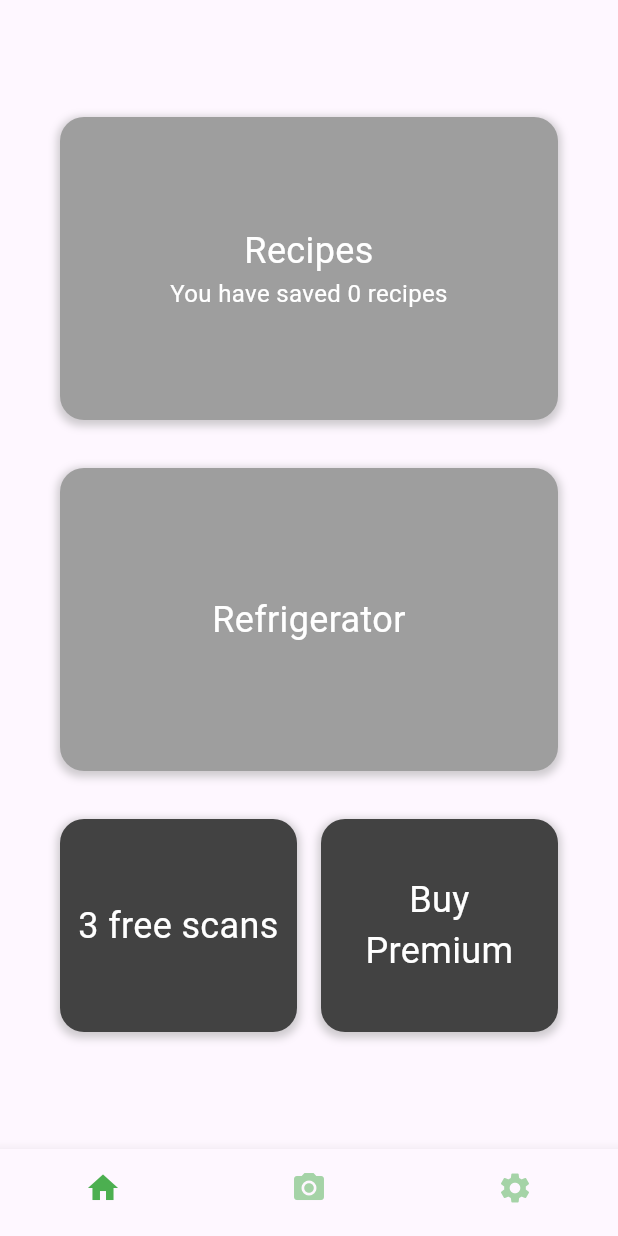
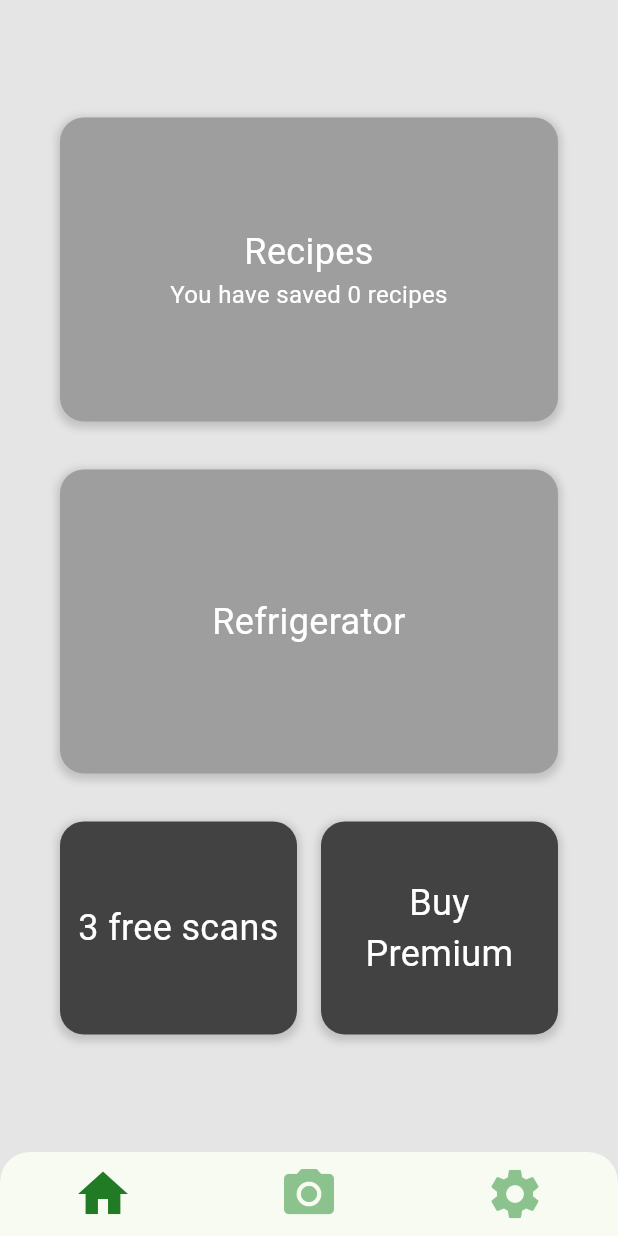
Before and after one commit to JarneLosschaert/FlavorAI, a Flutter app: the screen it shows after launch, on a phone screen of 412 x 824 dp. Run offline on Flutter 3.47's test engine with Material 2 defaults, Android fonts, the phone set to English and light mode, and no system bars; our stand-ins replace camera.

Commit message:
added file structure

```diff
--- /dev/null
+++ b/lib/constants/colors.dart
@@ -0,0 +1,13 @@
+import 'package:flutter/material.dart';
+
+Color green = const Color(0xFF217A24);
+Color lightGreen = const Color(0xFF8BC28D);
+
+Color white = const Color(0xFFFFFFFF);
+Color grey = const Color(0xFFE5E5E5);
+Color black = const Color(0xFF000000);
+
+Color primaryColor = green;
+Color secondaryColor = lightGreen;
+Color backgroundColor = grey;
+Color textColor = black;
--- a/lib/main.dart
+++ b/lib/main.dart
@@ -1,9 +1,11 @@
 import 'dart:ui';
 
 import 'package:camera/camera.dart';
-import 'package:flavor_ai_testing/ScannerScreen.dart';
+import 'package:flavor_ai_testing/constants/colors.dart';
+import 'package:flavor_ai_testing/screens/homeScreen.dart';
+import 'package:flavor_ai_testing/screens/scannerScreen.dart';
+import 'package:flavor_ai_testing/screens/settingsScreen.dart';
 import 'package:flutter/material.dart';
-import 'package:path/path.dart';
 
 Future<void> main() async {
   WidgetsFlutterBinding.ensureInitialized();
@@ -22,7 +24,7 @@ class MyApp extends StatelessWidget {
     return MaterialApp(
       title: 'Flavor AI',
       theme: ThemeData(
-        colorScheme: ColorScheme.fromSeed(seedColor: Colors.deepPurple),
+        colorScheme: ColorScheme.fromSeed(seedColor: primaryColor),
         useMaterial3: true,
       ),
       home: Main(camera: camera),
@@ -42,11 +44,13 @@ class Main extends StatefulWidget {
 class _MainState extends State<Main> {
   int _currentIndex = 0;
   late ScannerScreen _scannerScreen;
+  late SettingsScreen _settingsScreen;
 
   @override
   void initState() {
     super.initState();
     _scannerScreen = ScannerScreen(camera: widget.camera);
+    _settingsScreen = const SettingsScreen();
   }
 
   @override
@@ -60,12 +64,20 @@ class _MainState extends State<Main> {
       Builder(
         builder: (context) => _scannerScreen,
       ),
-      const Placeholder() // settings screen
+      Builder(
+        builder: (context) => _settingsScreen,
+      ),
     ];
 
     return Scaffold(
       body: _pages[_currentIndex],
-      bottomNavigationBar: BottomNavigationBar(
+      backgroundColor: backgroundColor,
+      bottomNavigationBar: ClipRRect(
+        borderRadius: const BorderRadius.only(
+          topLeft: Radius.circular(20.0),
+          topRight: Radius.circular(20.0),
+        ),
+        child: BottomNavigationBar(
           currentIndex:
               _currentIndex, // should probably replace this with a navigator widget
           onTap: (int index) {
@@ -87,141 +99,15 @@ class _MainState extends State<Main> {
               label: 'Settings',
             ),
           ],
-        selectedItemColor: Colors.green,
-        unselectedItemColor: Colors.green.withOpacity(0.5),
+          selectedItemColor: primaryColor,
+          unselectedItemColor: secondaryColor,
           showSelectedLabels: false,
           showUnselectedLabels: false,
+          selectedFontSize: 0.0,
+          unselectedFontSize: 0.0,
+          iconSize: 40,
         ),
+      )
     );
   }
 }
-
-class HomeScreen extends StatefulWidget {
-  const HomeScreen({
-    super.key,
-    this.onCardTapped,
-  });
-
-  final Function(int)? onCardTapped;
-
-  @override
-  State<HomeScreen> createState() => _HomeScreenState();
-}
-
-class _HomeScreenState extends State<HomeScreen> {
-  @override
-  Widget build(BuildContext context) {
-    return Container(
-      constraints: const BoxConstraints.expand(),
-      padding: const EdgeInsets.all(32),
-      child: Column(
-        mainAxisAlignment: MainAxisAlignment.center,
-        crossAxisAlignment: CrossAxisAlignment.center,
-        children: [
-          Flexible(
-            flex: 1,
-            child: HomeScreenCard(
-                text: "Recipes",
-                subText: "You have saved 0 recipes",
-                backgroundColor: Colors.grey,
-                onTap: () => {debugPrint("Recipes tapped")}),
-          ),
-          Flexible(
-            flex: 1,
-            child: HomeScreenCard(
-                text: "Refrigerator",
-                backgroundColor: Colors.grey,
-                onTap: () => {debugPrint("Refrigerator tapped")}),
-          ),
-          Flexible(
-            flex: 1,
-            child: Row(
-              mainAxisAlignment: MainAxisAlignment.spaceAround,
-              children: [
-                Expanded(
-                  child: AspectRatio(
-                      aspectRatio: 1,
-                      child: HomeScreenCard(
-                        text: "3 free scans",
-                        backgroundColor: Color.fromARGB(255, 66, 66, 66),
-                        onTap: () => widget.onCardTapped?.call(1),
-                      )),
-                ),
-                Expanded(
-                  child: AspectRatio(
-                      aspectRatio: 1,
-                      child: HomeScreenCard(
-                        text: "Buy Premium",
-                        backgroundColor: Color.fromARGB(255, 66, 66, 66),
-                        onTap: () => {debugPrint("Buy Premium tapped")},
-                      )),
-                ),
-              ],
-            ),
-          )
-        ],
-      ),
-    );
-  }
-}
-
-class HomeScreenCard extends StatelessWidget {
-  final String text;
-  final String? subText;
-  final Color backgroundColor;
-  final VoidCallback? onTap;
-
-  const HomeScreenCard({
-    super.key,
-    required this.text,
-    this.subText,
-    required this.backgroundColor,
-    this.onTap,
-  });
-
-  @override
-  Widget build(BuildContext context) {
-    return GestureDetector(
-        onTap: onTap,
-        child: Container(
-          margin: const EdgeInsets.symmetric(vertical: 16, horizontal: 8),
-          padding: const EdgeInsets.all(8),
-          decoration: BoxDecoration(
-            borderRadius: BorderRadius.circular(16),
-            boxShadow: [
-              BoxShadow(
-                color: Colors.grey.withOpacity(0.5),
-                spreadRadius: 2,
-                blurRadius: 4,
-                offset: const Offset(0, 2),
-              ),
-            ],
-            color: backgroundColor,
-          ),
-          child: Center(
-            child: Column(
-              mainAxisAlignment: MainAxisAlignment.center,
-              children: [
-                Text(
-                  text,
-                  style: const TextStyle(
-                    fontSize: 24,
-                    color: Colors.white,
-                  ),
-                  textAlign: TextAlign.center,
-                ),
-                if (subText != null)
-                  Text(
-                    subText!,
-                    style: const TextStyle(
-                      fontSize: 16,
-                      color: Colors.white,
-                    ),
-                    textAlign: TextAlign.center,
-                  ),
-              ],
-            ),
-          ),
-        ));
-  }
-}
--- /dev/null
+++ b/lib/screens/homeScreen.dart
@@ -0,0 +1,131 @@
+import 'package:flutter/material.dart';
+
+class HomeScreen extends StatefulWidget {
+  const HomeScreen({
+    super.key,
+    this.onCardTapped,
+  });
+
+  final Function(int)? onCardTapped;
+
+  @override
+  State<HomeScreen> createState() => _HomeScreenState();
+}
+
+class _HomeScreenState extends State<HomeScreen> {
+  @override
+  Widget build(BuildContext context) {
+    return Container(
+      constraints: const BoxConstraints.expand(),
+      padding: const EdgeInsets.all(32),
+      child: Column(
+        mainAxisAlignment: MainAxisAlignment.center,
+        crossAxisAlignment: CrossAxisAlignment.center,
+        children: [
+          Flexible(
+            flex: 1,
+            child: HomeScreenCard(
+                text: "Recipes",
+                subText: "You have saved 0 recipes",
+                backgroundColor: Colors.grey,
+                onTap: () => {debugPrint("Recipes tapped")}),
+          ),
+          Flexible(
+            flex: 1,
+            child: HomeScreenCard(
+                text: "Refrigerator",
+                backgroundColor: Colors.grey,
+                onTap: () => {debugPrint("Refrigerator tapped")}),
+          ),
+          Flexible(
+            flex: 1,
+            child: Row(
+              mainAxisAlignment: MainAxisAlignment.spaceAround,
+              children: [
+                Expanded(
+                  child: AspectRatio(
+                      aspectRatio: 1,
+                      child: HomeScreenCard(
+                        text: "3 free scans",
+                        backgroundColor: Color.fromARGB(255, 66, 66, 66),
+                        onTap: () => widget.onCardTapped?.call(1),
+                      )),
+                ),
+                Expanded(
+                  child: AspectRatio(
+                      aspectRatio: 1,
+                      child: HomeScreenCard(
+                        text: "Buy Premium",
+                        backgroundColor: Color.fromARGB(255, 66, 66, 66),
+                        onTap: () => {debugPrint("Buy Premium tapped")},
+                      )),
+                ),
+              ],
+            ),
+          )
+        ],
+      ),
+    );
+  }
+}
+
+class HomeScreenCard extends StatelessWidget {
+  final String text;
+  final String? subText;
+  final Color backgroundColor;
+  final VoidCallback? onTap;
+
+  const HomeScreenCard({
+    super.key,
+    required this.text,
+    this.subText,
+    required this.backgroundColor,
+    this.onTap,
+  });
+
+  @override
+  Widget build(BuildContext context) {
+    return GestureDetector(
+        onTap: onTap,
+        child: Container(
+          margin: const EdgeInsets.symmetric(vertical: 16, horizontal: 8),
+          padding: const EdgeInsets.all(8),
+          decoration: BoxDecoration(
+            borderRadius: BorderRadius.circular(16),
+            boxShadow: [
+              BoxShadow(
+                color: Colors.grey.withOpacity(0.5),
+                spreadRadius: 2,
+                blurRadius: 4,
+                offset: const Offset(0, 2),
+              ),
+            ],
+            color: backgroundColor,
+          ),
+          child: Center(
+            child: Column(
+              mainAxisAlignment: MainAxisAlignment.center,
+              children: [
+                Text(
+                  text,
+                  style: const TextStyle(
+                    fontSize: 24,
+                    color: Colors.white,
+                  ),
+                  textAlign: TextAlign.center,
+                ),
+                if (subText != null)
+                  Text(
+                    subText!,
+                    style: const TextStyle(
+                      fontSize: 16,
+                      color: Colors.white,
+                    ),
+                    textAlign: TextAlign.center,
+                  ),
+              ],
+            ),
+          ),
+        ));
+  }
+}
--- /dev/null
+++ b/lib/screens/settingsScreen.dart
@@ -0,0 +1,17 @@
+import 'package:flutter/material.dart';
+
+class SettingsScreen extends StatefulWidget {
+  const SettingsScreen({super.key});
+
+  @override
+  State<SettingsScreen> createState() => _SettingsScreenState();
+}
+
+class _SettingsScreenState extends State<SettingsScreen> {
+  @override
+  Widget build(BuildContext context) {
+    return const Center(
+      child: Text("Settings"),
+    );
+  }
+}
```
Also changed, not shown: lib/screens/scannerScreen.dart (renamed from lib/ScannerScreen.dart). Lines whose indentation alone changed are shown as unchanged.
